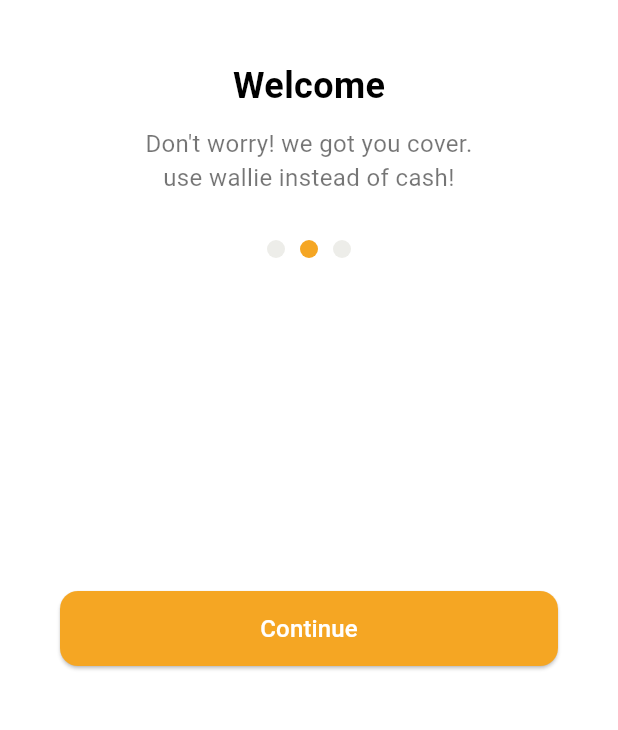
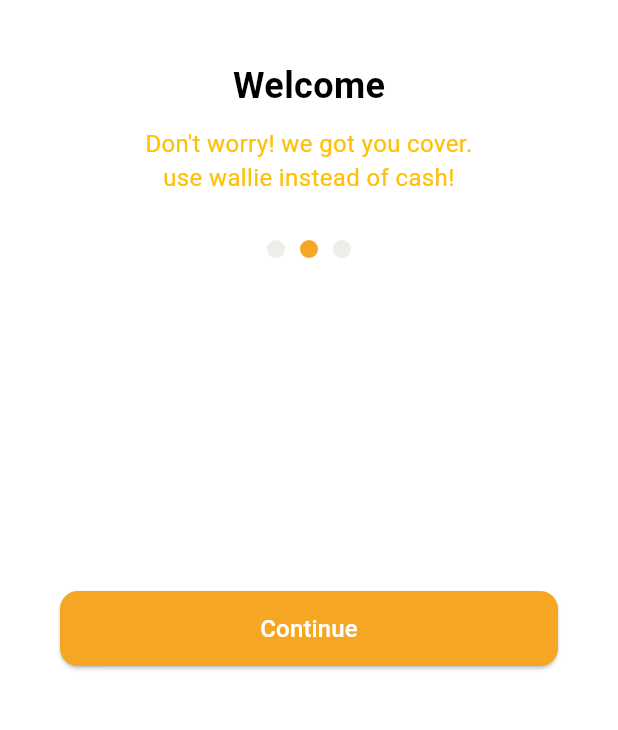
Before and after one commit to Frientia/KBI1179-1123150114-uts, a Flutter app: the screen it shows after launch, after a tap on "Continue", on a phone screen of 412 x 824 dp, the part 435-1165 px from its top. Run offline on Flutter 3.47's test engine with Material 3 defaults, Android fonts, the phone set to English and light mode, and no system bars.

Commit message:
mengubah warna agar sesuai dengan nim

```diff
--- a/lib/screens/splash_screen_1.dart
+++ b/lib/screens/splash_screen_1.dart
@@ -40,7 +40,7 @@ class SplashScreen1 extends StatelessWidget {
                 textAlign: TextAlign.center,
                 style: TextStyle(
                   fontSize: 16,
-                  color: Colors.black54,
+                  color: Colors.amber,
                 ),
               ),
               const SizedBox(height: 30),
--- a/lib/screens/splash_screen_2.dart
+++ b/lib/screens/splash_screen_2.dart
@@ -40,7 +40,7 @@ class SplashScreen2 extends StatelessWidget {
                 textAlign: TextAlign.center,
                 style: TextStyle(
                   fontSize: 16,
-                  color: Colors.black54,
+                  color: Colors.amber,
                 ),
               ),
               const SizedBox(height: 30),
--- a/lib/screens/splash_screen_3.dart
+++ b/lib/screens/splash_screen_3.dart
@@ -40,7 +40,7 @@ class SplashScreen3 extends StatelessWidget {
                 textAlign: TextAlign.center,
                 style: TextStyle(
                   fontSize: 16,
-                  color: Colors.black54,
+                  color: Colors.amber,
                 ),
               ),
               const SizedBox(height: 30),
```
